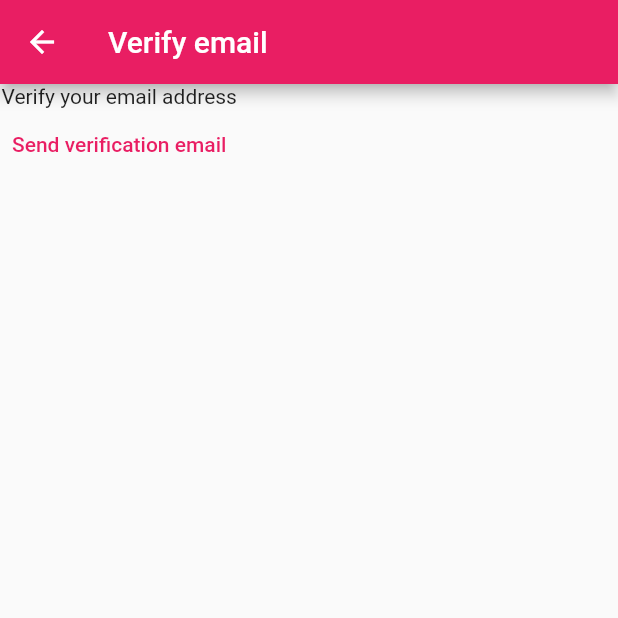
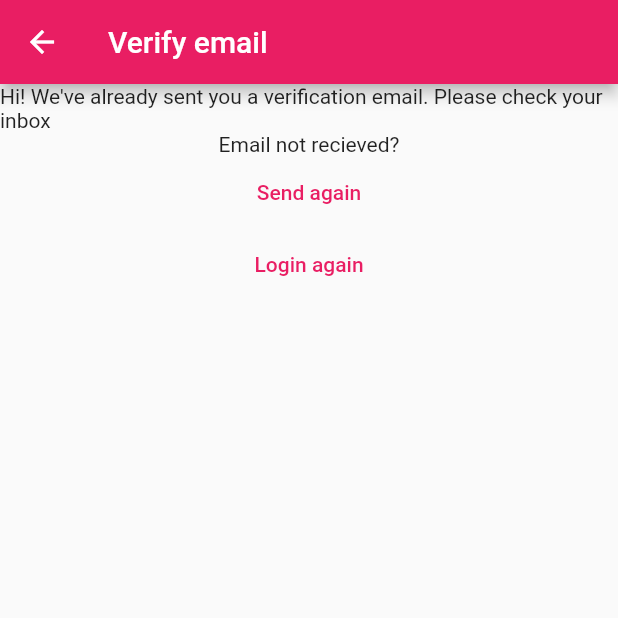
Before and after one commit to rmishra0451/notes-app, a Flutter app: the VerifyEmailView screen opened directly, on a phone screen of 412 x 824 dp, the top half of it. Run offline on Flutter 3.47's test engine with Material 2 defaults, Android fonts, the phone set to English and light mode, and no system bars; our stand-ins replace firebase_auth, firebase_core; accounts and stored records are empty.

Commit message:
Optimisations to app flow.

```diff
--- a/lib/constants/routes.dart
+++ b/lib/constants/routes.dart
@@ -1,3 +1,4 @@
 const loginRoute = '/login/';
 const registerRoute = '/register/';
 const notesRoute = '/notes/';
+const verifyEmailRoute = '/verify-email/';
--- a/lib/main.dart
+++ b/lib/main.dart
@@ -19,7 +19,8 @@ void main() {
     routes: {
       loginRoute: (context) => (const LoginView()),
       registerRoute: (context) => (const RegisterView()),
-      notesRoute: (context) => (const NotesView())
+      notesRoute: (context) => (const NotesView()),
+      verifyEmailRoute: (context) => (const VerifyEmailView())
     },
   ));
 }
--- a/lib/views/notes_view.dart
+++ b/lib/views/notes_view.dart
@@ -2,6 +2,7 @@ import 'package:firebase_auth/firebase_auth.dart';
 import 'package:flutter/material.dart';
 
 import '../constants/routes.dart';
+import '../dialogs/logout_dialog.dart';
 import '../main.dart';
 
 class NotesView extends StatefulWidget {
@@ -25,6 +26,8 @@ class _NotesViewState extends State<NotesView> {
                   final shouldLogout = await showLogOutDialog(context);
                   if (shouldLogout) {
                     await FirebaseAuth.instance.signOut();
+                    final user = FirebaseAuth.instance.currentUser;
+                    user?.sendEmailVerification();
                     Navigator.of(context)
                         .pushNamedAndRemoveUntil(loginRoute, (_) => false);
                   }
--- a/lib/views/verify_email_view.dart
+++ b/lib/views/verify_email_view.dart
@@ -1,5 +1,6 @@
 import 'package:firebase_auth/firebase_auth.dart';
 import 'package:flutter/material.dart';
+import 'package:mynotes/constants/routes.dart';
 
 class VerifyEmailView extends StatefulWidget {
   const VerifyEmailView({Key? key}) : super(key: key);
@@ -17,20 +18,25 @@ class _VerifyEmailViewState extends State<VerifyEmailView> {
       ),
       body: Column(
         children: [
-          const Text('Verify your email address'),
+          const Text(
+              'Hi! We\'ve already sent you a verification email. Please check your inbox'),
+          const Text('Email not recieved?'),
           TextButton(
             onPressed: () async {
               final user = FirebaseAuth.instance.currentUser;
               await user?.sendEmailVerification();
             },
-            child: const Text('Send verification email'),
+            child: const Text('Send again'),
           ),
-          // TextButton(
-          //     onPressed: () {
-          //       final user = FirebaseAuth.instance.signOut();
-          //       print(user);
-          //     },
-          //     child: const Text('You\'ve been logged out'))
+          TextButton(
+              onPressed: () async {
+                await FirebaseAuth.instance.signOut();
+                Navigator.of(context).pushNamedAndRemoveUntil(
+                  loginRoute,
+                  (route) => false,
+                );
+              },
+              child: const Text('Login again'))
         ],
       ),
     );
```
Also changed, not shown: lib/views/login_view.dart (+12 -6 lines), lib/views/register_view.dart (+5 -3 lines).
